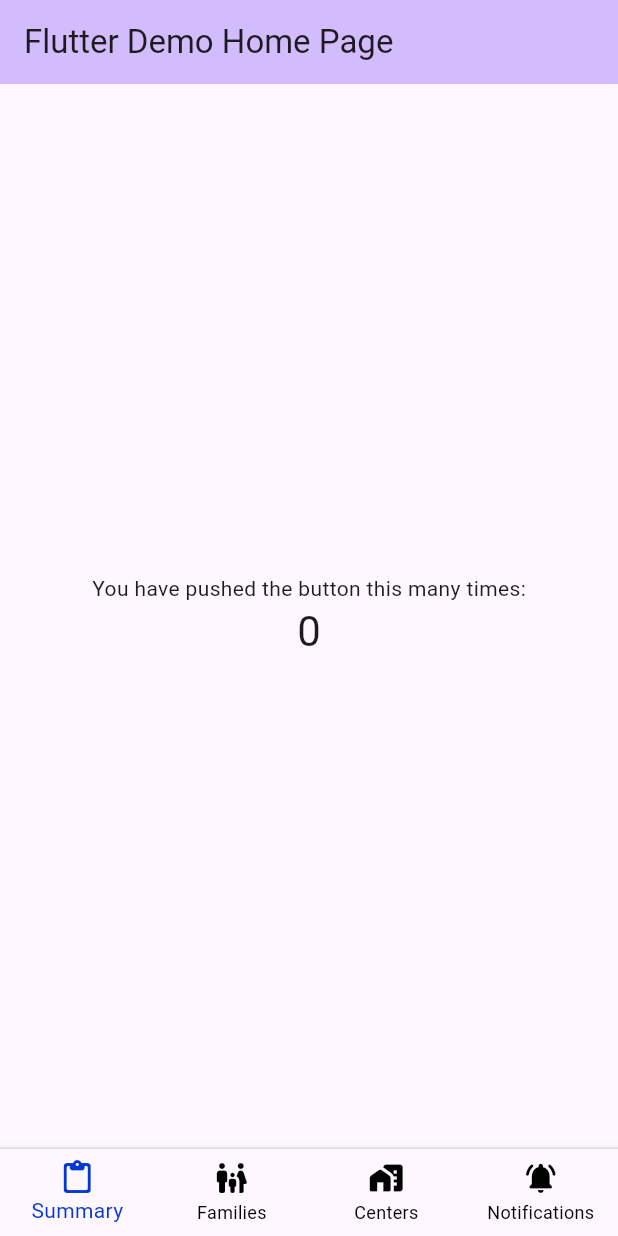
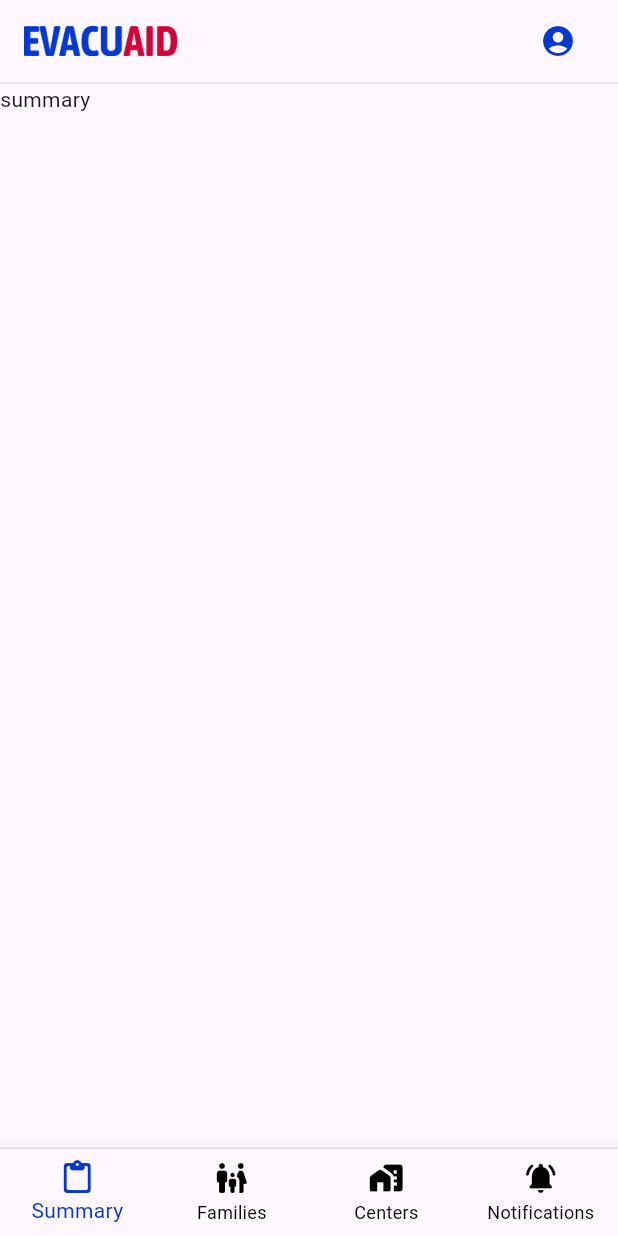
Before and after one commit to madaanoy/EvacuAid, a Flutter app: the screen it shows after launch, on a phone screen of 412 x 824 dp. Run offline on Flutter 3.47's test engine with Material 3 defaults, Android fonts, the light colour scheme and no system bars.

Commit message:
[EVA-66][EVA-67][EVA-68]
Created App Bar and BLGU Nav Bar components and initialized navigation

```diff
--- /dev/null
+++ b/evacuaid/lib/controller/BlguNavigationController.dart
@@ -0,0 +1,10 @@
+import 'package:flutter/material.dart';
+
+class BlguNavigationController with ChangeNotifier {
+  String screenName = '/';
+
+  void changeScreen(String newScreenName) {
+    screenName = newScreenName;
+    notifyListeners();
+  }
+}
--- a/evacuaid/lib/main.dart
+++ b/evacuaid/lib/main.dart
@@ -1,8 +1,21 @@
+import 'package:evacuaid/screens/blguCreateEvacCenter.dart';
+import 'package:evacuaid/screens/blguFamilyList.dart';
+import 'package:evacuaid/screens/blguNotifications.dart';
 import 'package:flutter/material.dart';
-import 'package:evacuaid/widgets/BlguNavbar.dart';
+import 'package:provider/provider.dart';
+import './screens/blguSummary.dart';
+import './controller/BlguNavigationController.dart';
 
 void main() {
-  runApp(const MyApp());
+  runApp(
+    MultiProvider(
+      providers: [
+        ChangeNotifierProvider<BlguNavigationController>(
+          create: (_) => BlguNavigationController()
+        )
+      ],
+        child: const MyApp())
+    );
 }
 
 class MyApp extends StatelessWidget {
@@ -11,123 +24,21 @@ class MyApp extends StatelessWidget {
   // This widget is the root of your application.
   @override
   Widget build(BuildContext context) {
+    BlguNavigationController navigation = Provider.of<BlguNavigationController>(context);
     return MaterialApp(
-      title: 'Flutter Demo',
-      theme: ThemeData(
-        // This is the theme of your application.
-        //
-        // TRY THIS: Try running your application with "flutter run". You'll see
-        // the application has a purple toolbar. Then, without quitting the app,
-        // try changing the seedColor in the colorScheme below to Colors.green
-        // and then invoke "hot reload" (save your changes or press the "hot
-        // reload" button in a Flutter-supported IDE, or press "r" if you used
-        // the command line to start the app).
-        //
-        // Notice that the counter didn't reset back to zero; the application
-        // state is not lost during the reload. To reset the state, use hot
-        // restart instead.
-        //
-        // This works for code too, not just values: Most code changes can be
-        // tested with just a hot reload.
-        colorScheme: ColorScheme.fromSeed(seedColor: Colors.deepPurple),
-      ),
-      home: const MyHomePage(title: 'Flutter Demo Home Page'),
-    );
+        home: Navigator(
+          pages: [
+            MaterialPage(child: BlguSummary()),
+            if (navigation.screenName == '/')
+              const MaterialPage(child: BlguSummary()),
+            if(navigation.screenName == '/families')
+              const MaterialPage(child: BlguFamilyList()),
+            if(navigation.screenName == '/centers')
+              const MaterialPage(child: BlguCreateEvacCenter()),
+            if(navigation.screenName == '/notifications')
+              const MaterialPage(child: BlguNotifications())
+          ],
+        )
+      );
   }
 }
-
-class MyHomePage extends StatefulWidget {
-  const MyHomePage({super.key, required this.title});
-  final String title;
-
-  @override
-  State<MyHomePage> createState() => _MyHomePageState();
-}
-
-class _MyHomePageState extends State<MyHomePage> {
-  int _counter = 0;
-  int _selectedIndex = 0;
-
-  void _onItemTapped(int index) {
-    setState(() {
-      _selectedIndex = index;
-    });
-  }
-
-  @override
-  Widget build(BuildContext context) {
-    // This method is rerun every time setState is called, for instance as done
-    // by the _incrementCounter method above.
-    //
-    // The Flutter framework has been optimized to make rerunning build methods
-    // fast, so that you can just rebuild anything that needs updating rather
-    // than having to individually change instances of widgets.
-    return Scaffold(
-      appBar: AppBar(
-        // TRY THIS: Try changing the color here to a specific color (to
-        // Colors.amber, perhaps?) and trigger a hot reload to see the AppBar
-        // change color while the other colors stay the same.
-        backgroundColor: Theme.of(context).colorScheme.inversePrimary,
-        // Here we take the value from the MyHomePage object that was created by
-        // the App.build method, and use it to set our appbar title.
-        title: Text(widget.title),
-      ),
-      body: Center(
-        // Center is a layout widget. It takes a single child and positions it
-        // in the middle of the parent.
-        child: Column(
-          // Column is also a layout widget. It takes a list of children and
-          // arranges them vertically. By default, it sizes itself to fit its
-          // children horizontally, and tries to be as tall as its parent.
-          //
-          // Column has various properties to control how it sizes itself and
-          // how it positions its children. Here we use mainAxisAlignment to
-          // center the children vertically; the main axis here is the vertical
-          // axis because Columns are vertical (the cross axis would be
-          // horizontal).
-          //
-          // TRY THIS: Invoke "debug painting" (choose the "Toggle Debug Paint"
-          // action in the IDE, or press "p" in the console), to see the
-          // wireframe for each widget.
-          mainAxisAlignment: MainAxisAlignment.center,
-          children: <Widget>[
-            const Text('You have pushed the button this many times:'),
-            Text(
-              '$_counter',
-              style: Theme.of(context).textTheme.headlineMedium,
-            ),
-          ],
-        ),
-      ),
-      bottomNavigationBar: BlguNavbar()
-      // Container(
-      //   decoration: BoxDecoration(
-      //     border: Border(top: BorderSide(width: 1, color: Color(0xffE5E5E5)))),
-      //   child: BottomNavigationBar(
-      //   items: const <BottomNavigationBarItem>[
-      //     BottomNavigationBarItem(icon: Icon(Icons.content_paste_rounded), label: 'Summary'),
-      //     BottomNavigationBarItem(
-      //       icon: Icon(Icons.family_restroom_rounded),
-      //       label: 'Families',
-      //     ),
-      //     BottomNavigationBarItem(icon: Icon(Icons.home_work_rounded), label: 'Centers'),
-      //     BottomNavigationBarItem(
-      //       icon: Icon(Icons.notifications_active_rounded),
-      //       label: 'Notifications',
-      //     ),
-      //   ],
-      //   currentIndex: _selectedIndex,
-      //   selectedItemColor: Color(0xff0438D1),
-      //   unselectedItemColor: Color(0xff020202),
-      //   showUnselectedLabels: true,
-      //   type: BottomNavigationBarType.fixed,
-      //   onTap: (int index) {
-      //     setState(() {
-      //       _selectedIndex = index;
-      //     });
-      //   },
-      // ),
-      // )
-    );
-  }
-}
--- a/evacuaid/lib/screens/blguSummary.dart
+++ b/evacuaid/lib/screens/blguSummary.dart
@@ -0,0 +1,16 @@
+import 'package:flutter/material.dart';
+import '../widgets/BlguNavbar.dart';
+import '../widgets/MainAppBar.dart';
+
+class BlguSummary extends StatelessWidget {
+  const BlguSummary({super.key});
+
+  @override
+  Widget build(BuildContext context) {
+    return Scaffold(
+      appBar: MainAppBar(),
+      body: Text("summary"),
+      bottomNavigationBar: const BlguNavbar(0),
+    );
+  }
+}
--- a/evacuaid/lib/widgets/BlguNavbar.dart
+++ b/evacuaid/lib/widgets/BlguNavbar.dart
@@ -1,43 +1,63 @@
 import 'package:flutter/material.dart';
+import 'package:provider/provider.dart';
+import '../controller/BlguNavigationController.dart';
 
-class BlguNavbar extends StatefulWidget {
-  const BlguNavbar({ super.key });
+class BlguNavbar extends StatelessWidget {
+  // const BlguNavbar({Key? key}) : super(key: key);
+  final int activeIndex;
+
+  const BlguNavbar(this.activeIndex, {super.key});
 
   @override
-  State<BlguNavbar> createState() => _BlguNavbarState();
-}
-
-class _BlguNavbarState extends State<BlguNavbar> {
-  @override
   Widget build(BuildContext context) {
-      int _selectedIndex = 0;
+    BlguNavigationController navigation = Provider.of<BlguNavigationController>(context, listen: false);
 
     return Container(
-        decoration: BoxDecoration(
-          border: Border(top: BorderSide(width: 1, color: Color(0xffE5E5E5)))),
-        child: BottomNavigationBar(
+      decoration: BoxDecoration(
+        border: Border(top: BorderSide(width: 1, color: Color(0xffE5E5E5))),
+      ),
+      child: BottomNavigationBar(
         items: const <BottomNavigationBarItem>[
-          BottomNavigationBarItem(icon: Icon(Icons.content_paste_rounded), label: 'Summary'),
+          BottomNavigationBarItem(
+            icon: Icon(Icons.content_paste_rounded),
+            label: 'Summary',
+          ),
           BottomNavigationBarItem(
             icon: Icon(Icons.family_restroom_rounded),
             label: 'Families',
           ),
-          BottomNavigationBarItem(icon: Icon(Icons.home_work_rounded), label: 'Centers'),
+          BottomNavigationBarItem(
+            icon: Icon(Icons.home_work_rounded),
+            label: 'Centers',
+          ),
           BottomNavigationBarItem(
             icon: Icon(Icons.notifications_active_rounded),
             label: 'Notifications',
           ),
         ],
-        currentIndex: _selectedIndex,
+        currentIndex: activeIndex,
         selectedItemColor: Color(0xff0438D1),
         unselectedItemColor: Color(0xff020202),
         showUnselectedLabels: true,
         type: BottomNavigationBarType.fixed,
         onTap: (int index) {
-          setState(() {
-            _selectedIndex = index;
-          });
+          switch (index) {
+            case 0:
+              navigation.changeScreen('/');
+              break;
+            case 1:
+              navigation.changeScreen('/families');
+              break;
+            case 2:
+              navigation.changeScreen('/centers');
+              break;
+            case 3:
+              navigation.changeScreen('/notifications');
+              break;
+            default:
+          }
         },
-      ));
+      ),
+    );
   }
 }
--- /dev/null
+++ b/evacuaid/lib/widgets/MainAppBar.dart
@@ -0,0 +1,33 @@
+import 'package:flutter/material.dart';
+
+class MainAppBar extends StatelessWidget implements PreferredSizeWidget {
+  const MainAppBar({super.key});
+
+  @override
+  Widget build(BuildContext context) {
+    return AppBar(
+      automaticallyImplyLeading: false,
+      title: Row(
+        mainAxisAlignment: MainAxisAlignment.spaceBetween,
+        children: [
+          Image.asset('assets/logos/logo.png', height: 20),
+          IconButton(
+            onPressed: () => {},
+            icon: Icon(
+              Icons.account_circle_rounded,
+              size: 24,
+              color: Color(0xff0438D1),
+            ),
+          ),
+        ],
+      ),
+      bottom: PreferredSize(
+        preferredSize: const Size.fromHeight(4.0),
+        child: Container(color: Color(0xffE5E5E5), height: 1),
+      ),
+    );
+  }
+
+  @override
+  Size get preferredSize => const Size.fromHeight(kToolbarHeight);
+}
```
Also changed, not shown: evacuaid/lib/screens/blguCreateEvacCenter.dart (+16 -0 lines), evacuaid/lib/screens/blguFamilyList.dart (+16 -0 lines), evacuaid/lib/screens/blguNotifications.dart (+16 -0 lines), evacuaid/pubspec.yaml (+3 -4 lines), evacuaid/assets/logos/logo.png (added), evacuaid/pubspec.lock.
